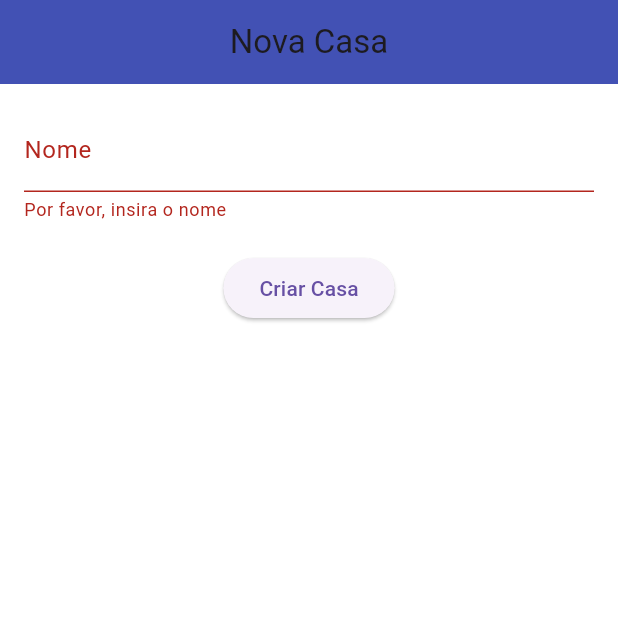
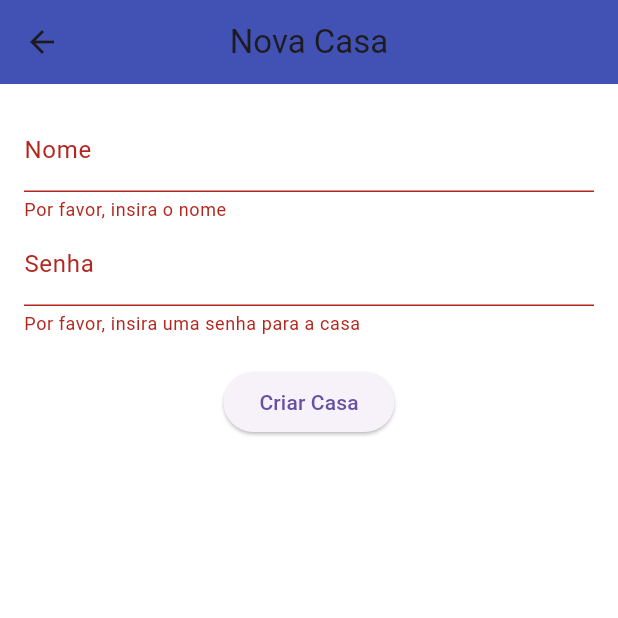
Before and after one commit to lucasmoraesb/projeto-dispositivos-moveis, a Flutter app: the NovaCasaPage screen opened directly, after a tap on "Criar Casa", on a phone screen of 412 x 824 dp, the top half of it. Run offline on Flutter 3.47's test engine with Material 3 defaults, Android fonts, the phone set to English and light mode, and no system bars; our stand-ins replace cloud_firestore, firebase_auth, firebase_core, table_calendar; accounts and stored records are empty.

Commit message:
correção: agora casas é uma coleção e não uma subcoleção

```diff
--- a/lib/models/casa.dart
+++ b/lib/models/casa.dart
@@ -2,10 +2,12 @@
   String nome;
   String criador;
   List<String> membros;
+  String senha;
 
   Casa({
     required this.nome,
     required this.criador,
     required this.membros,
+    required this.senha,
   });
 }
--- a/lib/pages/nova_casa_page.dart
+++ b/lib/pages/nova_casa_page.dart
@@ -3,6 +3,7 @@
 import 'package:projeto_dispositivos_moveis/repositories/casas_repository.dart';
 import 'package:projeto_dispositivos_moveis/services/auth_service.dart';
 import 'package:provider/provider.dart';
+import '../controllers/paginas_controller.dart';
 import '../models/casa.dart';
 import '../models/tarefa.dart';
 import '../repositories/tarefas_repository.dart';
@@ -17,7 +18,7 @@
 class _NovaCasaPageState extends State<NovaCasaPage> {
   final _formKey = GlobalKey<FormState>();
   final _nomeController = TextEditingController();
-  final _descricaoController = TextEditingController();
+  final _senhaController = TextEditingController();
 
   late AuthService auth;
 
@@ -45,6 +46,16 @@
                   return null;
                 },
               ),
+              TextFormField(
+                controller: _senhaController,
+                decoration: const InputDecoration(labelText: 'Senha'),
+                validator: (value) {
+                  if (value == null || value.isEmpty) {
+                    return 'Por favor, insira uma senha para a casa';
+                  }
+                  return null;
+                },
+              ),
               const SizedBox(height: 20),
               ElevatedButton(
                 onPressed: () async {
@@ -67,16 +78,36 @@
                       return;
                     }
 
+                    final casaSnapshot = await FirebaseFirestore.instance
+                        .collection(
+                            'casas') // Consulta em todas as coleções 'casa' dos usuários
+                        .where('senha', isEqualTo: _senhaController.text)
+                        .get();
+
+                    if (casaSnapshot.docs.isNotEmpty) {
+                      // Senha já existe, exibe um erro
+                      ScaffoldMessenger.of(context).showSnackBar(
+                        const SnackBar(
+                            content: Text(
+                                'Já existe uma casa com essa senha. Por favor, digite outra senha.')),
+                      );
+                      return;
+                    }
+
                     casasRepository.criarCasa(
                       Casa(
                         nome: _nomeController.text,
                         criador: username, // Passa o username como criador
-                        membros: [
-                          username
-                        ], // Inclui o username na lista de membros
+                        membros: [username],
+                        senha: _senhaController
+                            .text, // Inclui o username na lista de membros
                       ),
                     );
-                    Navigator.pop(context);
+                    Navigator.pushReplacement(
+                      context,
+                      MaterialPageRoute(
+                          builder: (context) => const PaginasController()),
+                    );
                   }
                 },
                 child: const Text('Criar Casa'),
--- a/lib/repositories/casas_repository.dart
+++ b/lib/repositories/casas_repository.dart
@@ -25,26 +25,78 @@
 
   UnmodifiableListView<Casa> get lista => UnmodifiableListView(_lista);
 
+  // Criar casa
+  // Método para criar uma nova casa
   criarCasa(Casa casa) async {
     _lista.add(casa);
-    await db.collection('usuarios/${auth.usuario!.uid}/casa').doc().set({
-      'casa': casa.nome,
-      'criador': casa.criador,
-      'membros': casa.membros,
-    });
-    notifyListeners();
+
+    try {
+      // Criar um documento para a casa dentro da coleção global "casas"
+      await db.collection('casas').add({
+        'nome': casa.nome, // Nome da casa
+        'criador': casa.criador, // Nome do criador da casa
+        'membros': casa
+            .membros, // Lista de membros da casa (inicialmente com o criador)
+        'senha': casa.senha, // Senha da casa
+      });
+
+      // Após criar a casa, você pode adicionar o criador à lista de membros (se não foi feito)
+      // No caso do criador, ele já estará na lista de membros devido ao campo casa.membros
+      notifyListeners();
+    } catch (e) {
+      print("Erro ao criar a casa: $e");
+    }
   }
 
-  /* sortData() {
-    return _lista.sort((Tarefa a, Tarefa b) => a.data.compareTo(b.data));
-  } */
+  // Método para o usuário entrar em uma casa usando a senha
+  entrarEmCasa(String senhaCasa) async {
+    try {
+      final doc = await FirebaseFirestore.instance
+          .collection('usuarios')
+          .doc(auth.usuario!.uid)
+          .get();
+      final usernameLogado = doc.data()?['username'];
 
+      if (usernameLogado == null) {
+        // Se o username do usuário logado não for encontrado
+        return false;
+      }
+
+      // Busca todas as casas na coleção global "casas"
+      final casasSnapshot =
+          await FirebaseFirestore.instance.collection('casas').get();
+
+      // Percorre todas as casas para verificar se a senha da casa bate
+      for (var casaDoc in casasSnapshot.docs) {
+        final casaData = casaDoc.data();
+        final casaSenha = casaData['senha'];
+
+        if (casaSenha == senhaCasa) {
+          // Se a senha corresponder, o usuário entra na casa
+          await FirebaseFirestore.instance
+              .collection('casas')
+              .doc(casaDoc.id)
+              .update({
+            'membros': FieldValue.arrayUnion(
+                [usernameLogado]), // Adiciona o username na lista de membros
+          });
+
+          // Ação concluída com sucesso
+          return true;
+        }
+      }
+
+      // Caso a senha não seja encontrada em nenhuma casa
+      return false;
+    } catch (e) {
+      print('Erro ao tentar entrar na casa: $e');
+      return false;
+    }
+  }
+
+  // Método para remover uma tarefa da lista
   remove(Tarefa tarefa) {
     _lista.remove(tarefa);
     notifyListeners();
   }
-
-  /* sortNome() {
-    return _lista.sort((Tarefa a, Tarefa b) => a.nome.compareTo(b.nome));
-  } */
 }
```
Also changed, not shown: lib/pages/acao_casa_page.dart (added, +59 -0 lines), lib/pages/entrar_casa_page.dart (added, +96 -0 lines), lib/pages/login_page.dart (+47 -32 lines).
